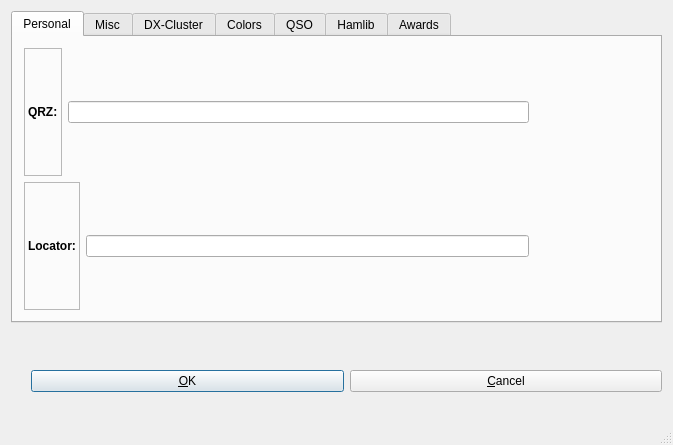
This is src/setup.ui in dbasden/klog as Qt 5 draws it before an edit. The edited form follows.
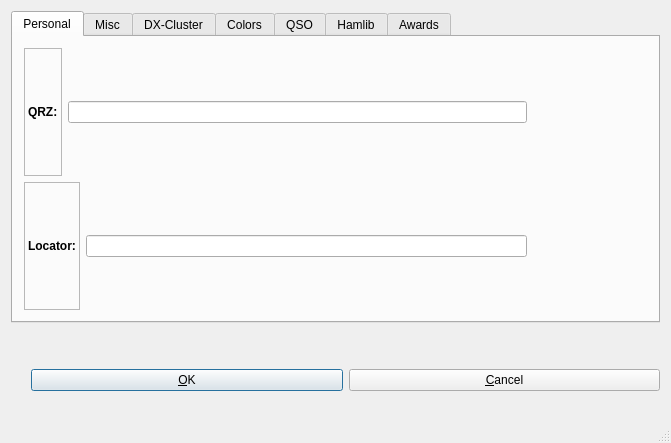
This is the edited form. The open tabs and pages were chosen to show the change.

Commit message: Working on saving filename to open on startup

Diff of the .ui file:
```diff
--- a/src/setup.ui
+++ b/src/setup.ui
@@ -6,8 +6,8 @@
    <rect>
     <x>0</x>
     <y>0</y>
-    <width>673</width>
-    <height>445</height>
+    <width>671</width>
+    <height>443</height>
    </rect>
   </property>
   <property name="windowTitle">
```
Left out of the diff: 2 changed lines with no effect on the pictures. The commit also changes 1 other file.
